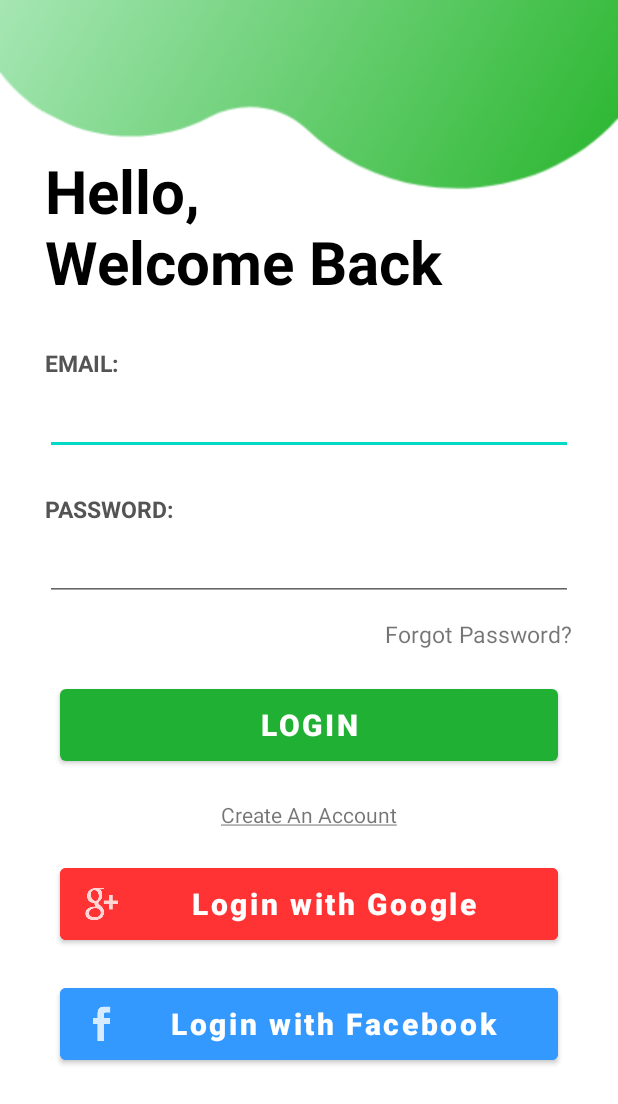
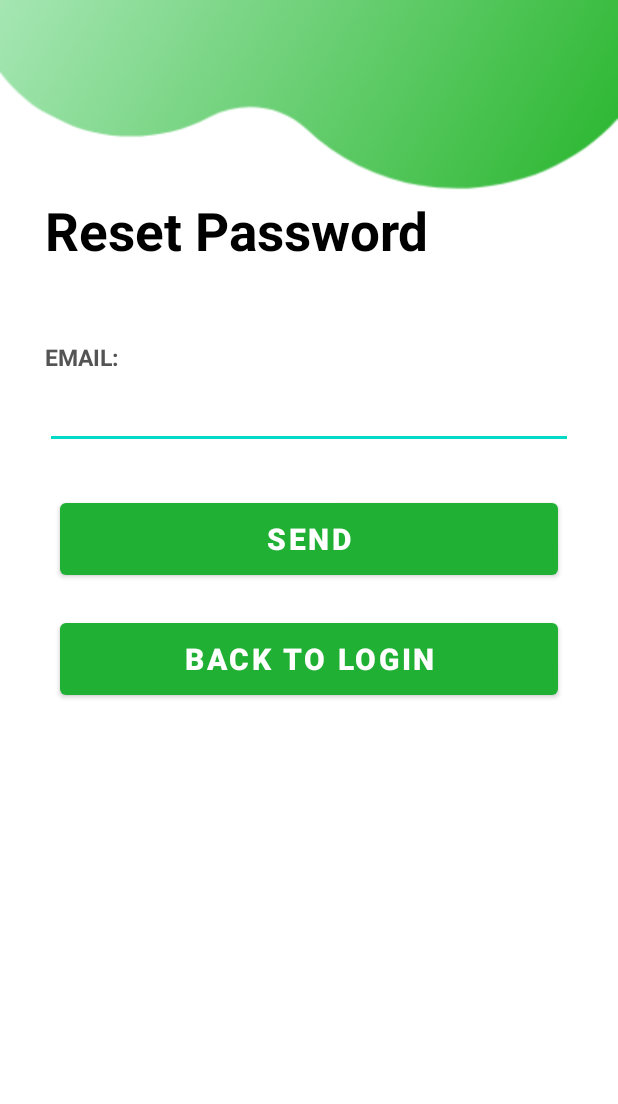
Before and after one commit to kylewong99/recycle-app, an Android app: the LoginActivity2 screen opened directly, with no data from a screen before it, after a tap on "Forgot Password?", on a phone screen of 412 x 824 dp. Shown: the top 1104 px of the screen. Run offline under Robolectric (Android 15) with nearby library versions, the phone set to English and light mode, and no system bars; our stand-ins replace Firebase (no records; nobody signed in at launch, a user with empty details on screens opened directly); libraries missing offline, so code that uses them is left out: com.facebook, com.facebook.login; 4 statements that could not run were skipped.

Commit message:
Added forgot password UI

```diff
--- a/app/src/main/AndroidManifest.xml
+++ b/app/src/main/AndroidManifest.xml
@@ -11,6 +11,9 @@
         android:roundIcon="@mipmap/ic_launcher_round"
         android:supportsRtl="true"
         android:theme="@style/Theme.RecycleApplication">
+        <activity
+            android:name=".ForgotPasswordActivity"
+            android:exported="true" />
         <activity
             android:name=".RegisterActivity"
             android:exported="true" />
--- /dev/null
+++ b/app/src/main/java/com/example/recycleapplication/ForgotPasswordActivity.java
@@ -0,0 +1,29 @@
+package com.example.recycleapplication;
+
+import androidx.appcompat.app.AppCompatActivity;
+
+import android.content.Intent;
+import android.os.Bundle;
+import android.view.View;
+import android.widget.Button;
+
+public class ForgotPasswordActivity extends AppCompatActivity {
+
+    private Button loginButton;
+
+    @Override
+    protected void onCreate(Bundle savedInstanceState) {
+        super.onCreate(savedInstanceState);
+        setContentView(R.layout.activity_forgot_password);
+
+        loginButton = findViewById(R.id.login_btn);
+
+        loginButton.setOnClickListener(new View.OnClickListener() {
+            @Override
+            public void onClick(View v) {
+                Intent intent = new Intent(ForgotPasswordActivity.this, LoginActivity2.class);
+                startActivity(intent);
+            }
+        });
+    }
+}
--- a/app/src/main/java/com/example/recycleapplication/LoginActivity2.java
+++ b/app/src/main/java/com/example/recycleapplication/LoginActivity2.java
@@ -144,17 +144,19 @@
         forgotPassword.setOnClickListener(new View.OnClickListener() {
             @Override
             public void onClick(View v) {
-                mAuth.sendPasswordResetEmail(userEmail.getText().toString())
-                        .addOnCompleteListener(new OnCompleteListener<Void>() {
-                            @Override
-                            public void onComplete(@NonNull Task<Void> task) {
-                                if (task.isSuccessful()) {
-                                    Log.d("Reset Password", "Reset Email Sent");
-                                } else {
-                                    Log.d("Reset Password Fail", "Failed to send email");
-                                }
-                            }
-                        });
+//                mAuth.sendPasswordResetEmail(userEmail.getText().toString())
+//                        .addOnCompleteListener(new OnCompleteListener<Void>() {
+//                            @Override
+//                            public void onComplete(@NonNull Task<Void> task) {
+//                                if (task.isSuccessful()) {
+//                                    Log.d("Reset Password", "Reset Email Sent");
+//                                } else {
+//                                    Log.d("Reset Password Fail", "Failed to send email");
+//                                }
+//                            }
+//                        });
+                Intent intent = new Intent(LoginActivity2.this, ForgotPasswordActivity.class);
+                startActivity(intent);
             }
         });
 
--- /dev/null
+++ b/app/src/main/res/layout/activity_forgot_password.xml
@@ -0,0 +1,76 @@
+<?xml version="1.0" encoding="utf-8"?>
+<RelativeLayout
+    xmlns:android="http://schemas.android.com/apk/res/android"
+    xmlns:app="http://schemas.android.com/apk/res-auto"
+    xmlns:tools="http://schemas.android.com/tools"
+    android:layout_width="match_parent"
+    android:layout_height="match_parent"
+    android:background="@drawable/background1"
+    tools:context=".ForgotPasswordActivity">
+
+    <TextView
+        android:id="@+id/title"
+        android:layout_width="wrap_content"
+        android:layout_height="wrap_content"
+        android:layout_marginLeft="30dp"
+        android:layout_marginTop="130dp"
+        android:text="Reset Password"
+        android:textColor="@color/black"
+        android:textSize="35sp"
+        android:textStyle="bold">
+    </TextView>
+
+    <TextView
+        android:id="@+id/email"
+        android:layout_width="wrap_content"
+        android:layout_height="wrap_content"
+        android:layout_below="@+id/title"
+        android:layout_marginLeft="30sp"
+        android:layout_marginTop="50dp"
+        android:text="EMAIL:"
+        android:textColor="#555454"
+        android:textSize="15sp"
+        android:textStyle="bold">
+    </TextView>
+
+    <EditText
+        android:id="@+id/et_email"
+        android:layout_width="match_parent"
+        android:layout_height="wrap_content"
+        android:layout_below="@+id/email"
+        android:layout_marginStart="30dp"
+        android:layout_marginTop="5dp"
+        android:layout_marginEnd="30dp"
+        android:layout_marginBottom="10dp"
+        android:inputType="textEmailAddress">
+    </EditText>
+
+    <Button
+        android:id="@+id/send_btn"
+        android:layout_width="match_parent"
+        android:layout_height="60dp"
+        android:layout_below="@+id/et_email"
+        android:layout_marginLeft="40dp"
+        android:layout_marginTop="20dp"
+        android:layout_marginRight="40dp"
+        android:text="SEND"
+        android:textColor="@color/white"
+        android:textSize="20sp"
+        android:textStyle="bold">
+    </Button>
+
+    <Button
+        android:id="@+id/back_to_login_btn"
+        android:layout_width="match_parent"
+        android:layout_height="60dp"
+        android:layout_below="@+id/send_btn"
+        android:layout_marginLeft="40dp"
+        android:layout_marginTop="20dp"
+        android:layout_marginRight="40dp"
+        android:text="BACK TO LOGIN"
+        android:textColor="@color/white"
+        android:textSize="20sp"
+        android:textStyle="bold">
+    </Button>
+
+</RelativeLayout>
--- a/app/src/main/res/layout/activity_login2.xml
+++ b/app/src/main/res/layout/activity_login2.xml
@@ -41,7 +41,7 @@
         android:layout_marginTop="5dp"
         android:layout_marginEnd="30dp"
         android:layout_marginBottom="10dp"
-        android:inputType="text"></EditText>
+        android:inputType="textEmailAddress"></EditText>
 
     <TextView
         android:id="@+id/tv_password"
```
